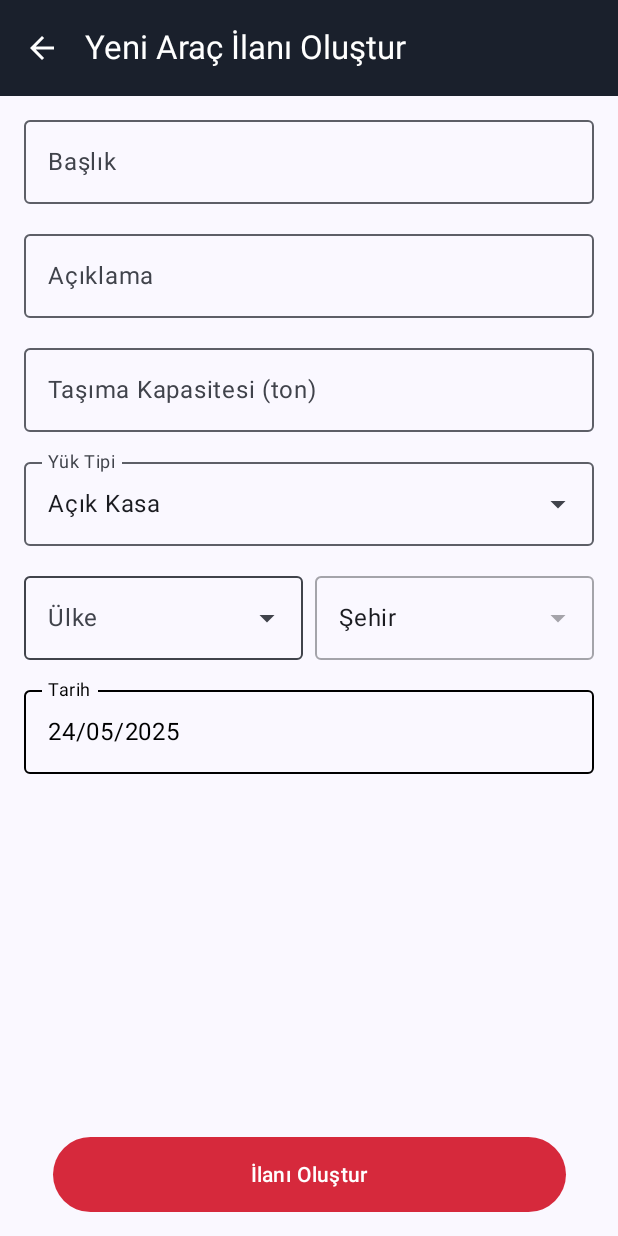
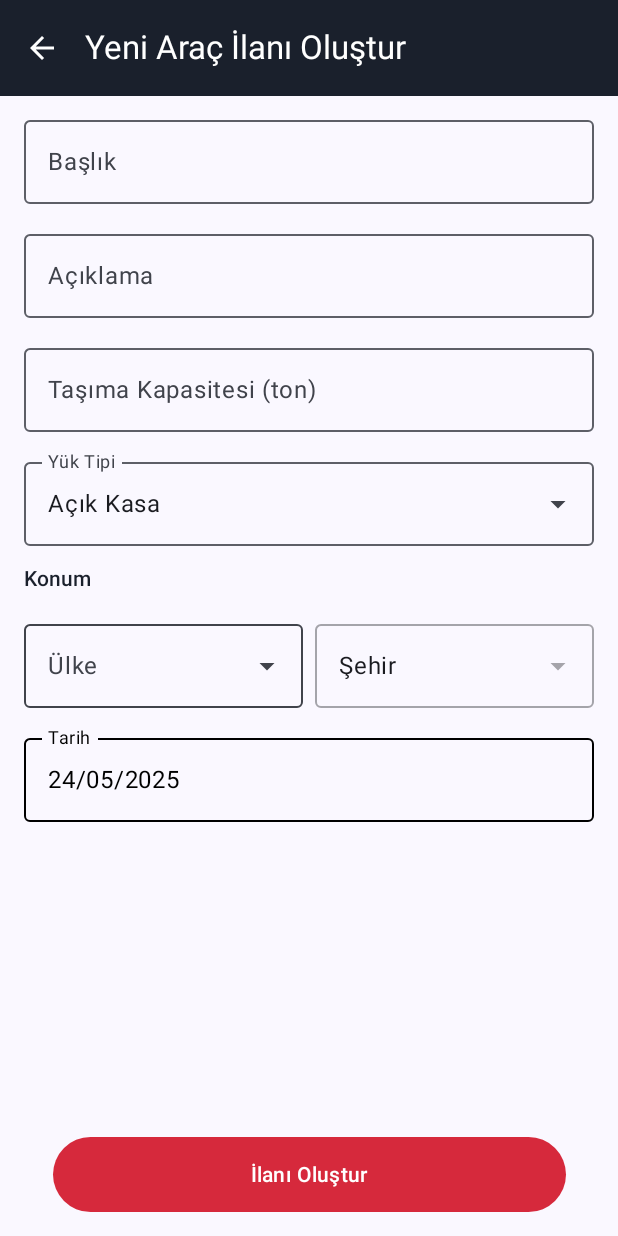
Before and after one commit to arjinkvlc/ETransportApp, an Android app built with Jetpack Compose: the CreateVehicleAdScreen screen opened through its navigation route, on a phone screen of 412 x 824 dp. Run offline under Robolectric (Android 15) with nearby library versions, the phone set to English and light mode, and no system bars.

Commit message:
create/update vehicle ad ui improvements

```diff
--- a/app/src/main/java/com/example/etransportapp/presentation/ui/home/loadAds/LoadAdDetailScreen.kt
+++ b/app/src/main/java/com/example/etransportapp/presentation/ui/home/loadAds/LoadAdDetailScreen.kt
@@ -176,6 +176,7 @@ fun LoadAdDetailScreen(
                     label = { Text("Başlık") },
                     modifier = Modifier.fillMaxWidth()
                 )
+                Text(text = "Yükleme Noktası", color = DarkGray, style = MaterialTheme.typography.titleSmall)
                 CountryCitySelector(
                     username = Constants.GEO_NAMES_USERNAME,
                     geoViewModel = geoNamesViewModel,
@@ -185,7 +186,7 @@ fun LoadAdDetailScreen(
                         origin = "$cityName, $countryName"
                     }
                 )
-
+                Text(text = "Varış Noktası", color = DarkGray, style = MaterialTheme.typography.titleSmall)
                 CountryCitySelector(
                     username = Constants.GEO_NAMES_USERNAME,
                     geoViewModel = geoNamesViewModel,
--- a/app/src/main/java/com/example/etransportapp/presentation/ui/home/vehicleAds/CreateVehicleAdScreen.kt
+++ b/app/src/main/java/com/example/etransportapp/presentation/ui/home/vehicleAds/CreateVehicleAdScreen.kt
@@ -235,6 +235,7 @@ fun CreateVehicleAdScreen(
                     }
                 }
             }
+            Text(text = "Konum", color = DarkGray, style = MaterialTheme.typography.titleSmall)
 
             CountryCitySelector(
                 username = Constants.GEO_NAMES_USERNAME,
--- a/app/src/main/java/com/example/etransportapp/presentation/ui/home/vehicleAds/VehicleAdDetailScreen.kt
+++ b/app/src/main/java/com/example/etransportapp/presentation/ui/home/vehicleAds/VehicleAdDetailScreen.kt
@@ -153,7 +153,7 @@ fun VehicleAdDetailScreen(
                 .padding(horizontal = 20.dp, vertical = 24.dp)
                 .fillMaxSize()
                 .verticalScroll(rememberScrollState()),
-            verticalArrangement = Arrangement.spacedBy(20.dp)
+            verticalArrangement = Arrangement.spacedBy(12.dp)
         ) {
             if (isEditing) {
                 OutlinedTextField(
@@ -228,6 +228,7 @@ fun VehicleAdDetailScreen(
                     }
                 }
 
+                Text(text = "Konum", color = DarkGray, style = MaterialTheme.typography.titleSmall)
                 CountryCitySelector(
                     username = Constants.GEO_NAMES_USERNAME,
                     geoViewModel = geoNamesViewModel,
```
